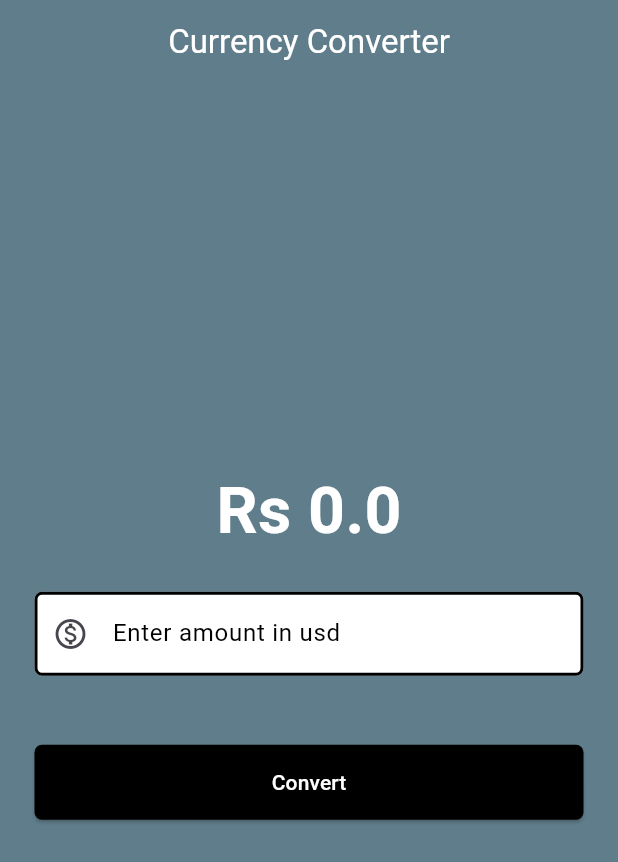
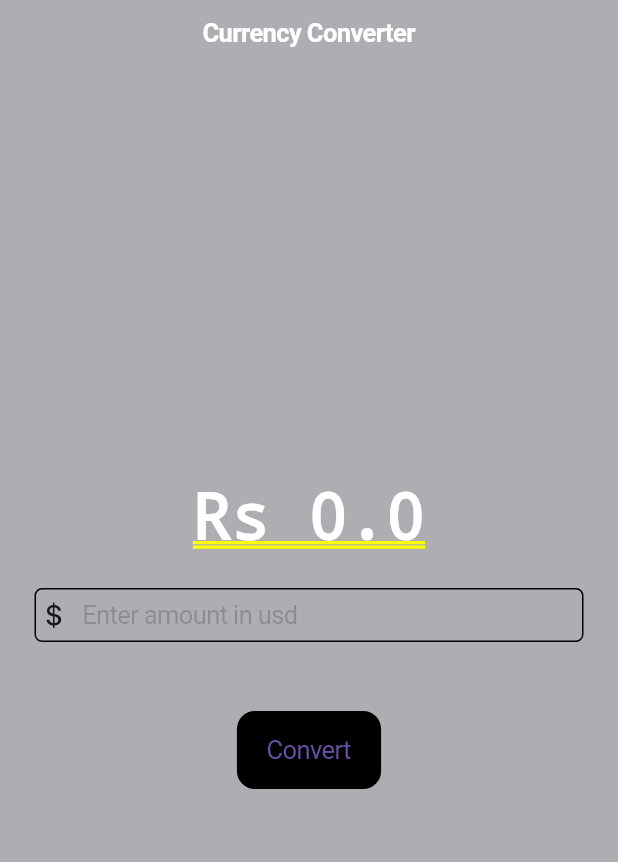
Before and after one commit to raokaif/FlutterApp, a Flutter app: the screen it shows after launch, on a phone screen of 412 x 824 dp. Shown: the top 862 px of the screen. Run offline on Flutter 3.47's test engine with Material 3 defaults, Android fonts, the phone set to English and light mode, and no system bars; our stand-ins replace device_preview.

Commit message:
cupertino app

```diff
--- a/lib/currency_converter.dart
+++ b/lib/currency_converter.dart
@@ -12,7 +12,7 @@ class _CurrencyConverterState extends State<CurrencyConverter> {
   double result = 0;
   @override
   Widget build(BuildContext context) {
-    print("rebuilt");
+    // print("rebuilt");
     final border = OutlineInputBorder(
       borderSide: BorderSide(
         // color: Colors.black,
--- /dev/null
+++ b/lib/currency_converter_cupertino.dart
@@ -0,0 +1,75 @@
+import 'package:flutter/cupertino.dart';
+
+class CurrencyConverterCupertino extends StatefulWidget {
+  const CurrencyConverterCupertino({super.key});
+
+  @override
+  State<CurrencyConverterCupertino> createState() =>
+      _CurrencyConverterCupertinoState();
+}
+
+class _CurrencyConverterCupertinoState
+    extends State<CurrencyConverterCupertino> {
+  final TextEditingController textEditingController = TextEditingController();
+  double result = 0;
+  @override
+  Widget build(BuildContext context) {
+    return CupertinoPageScaffold(
+      navigationBar: CupertinoNavigationBar(
+        backgroundColor: CupertinoColors.systemGrey2,
+
+        middle: Text(
+          "Currency Converter",
+          style: TextStyle(color: CupertinoColors.white),
+        ),
+      ),
+
+      backgroundColor: CupertinoColors.systemGrey2,
+      child: Center(
+        child: Column(
+          mainAxisAlignment: MainAxisAlignment.center,
+
+          children: [
+            Text(
+              'Rs $result',
+              style: TextStyle(
+                fontSize: 43,
+                fontWeight: FontWeight.bold,
+                color: CupertinoColors.white,
+              ),
+            ),
+            Container(
+              padding: EdgeInsets.all(23),
+              child: CupertinoTextField(
+                controller: textEditingController,
+                decoration: BoxDecoration(
+                  border: Border.all(),
+                  borderRadius: BorderRadius.circular(5),
+                ),
+                placeholder: 'Enter amount in usd',
+                prefix: Icon(CupertinoIcons.money_dollar),
+                keyboardType: TextInputType.numberWithOptions(decimal: true),
+              ),
+            ),
+            Padding(
+              padding: EdgeInsets.all(23),
+              child: CupertinoButton(
+                onPressed: () {
+                  setState(() {
+                    result = double.parse(textEditingController.text) * 280.25;
+                  });
+                },
+                color: CupertinoColors.black,
+
+                child: Text(
+                  "Convert",
+                  selectionColor: const Color.fromARGB(255, 255, 255, 255),
+                ),
+              ),
+            ),
+          ],
+        ),
+      ),
+    );
+  }
+}
--- a/lib/main.dart
+++ b/lib/main.dart
@@ -1,9 +1,10 @@
 import 'package:flutter/material.dart';
 import 'package:device_preview/device_preview.dart';
 import 'package:flutter_application_1/currency_converter.dart';
+import 'package:flutter_application_1/currency_converter_cupertino.dart';
 
 void main() {
-  runApp(DevicePreview(builder: (context) => MyApp()));
+  runApp(DevicePreview(builder: (context) => MyCupertinoApp()));
 }
 
 class MyApp extends StatelessWidget {
@@ -15,3 +16,13 @@ class MyApp extends StatelessWidget {
     return MaterialApp(home: CurrencyConverter());
   }
 }
+
+class MyCupertinoApp extends StatelessWidget {
+  const MyCupertinoApp({super.key});
+
+  // This widget is the root of your application.
+  @override
+  Widget build(BuildContext context) {
+    return MaterialApp(home: CurrencyConverterCupertino());
+  }
+}
```
Also changed, not shown: 1 other file.
